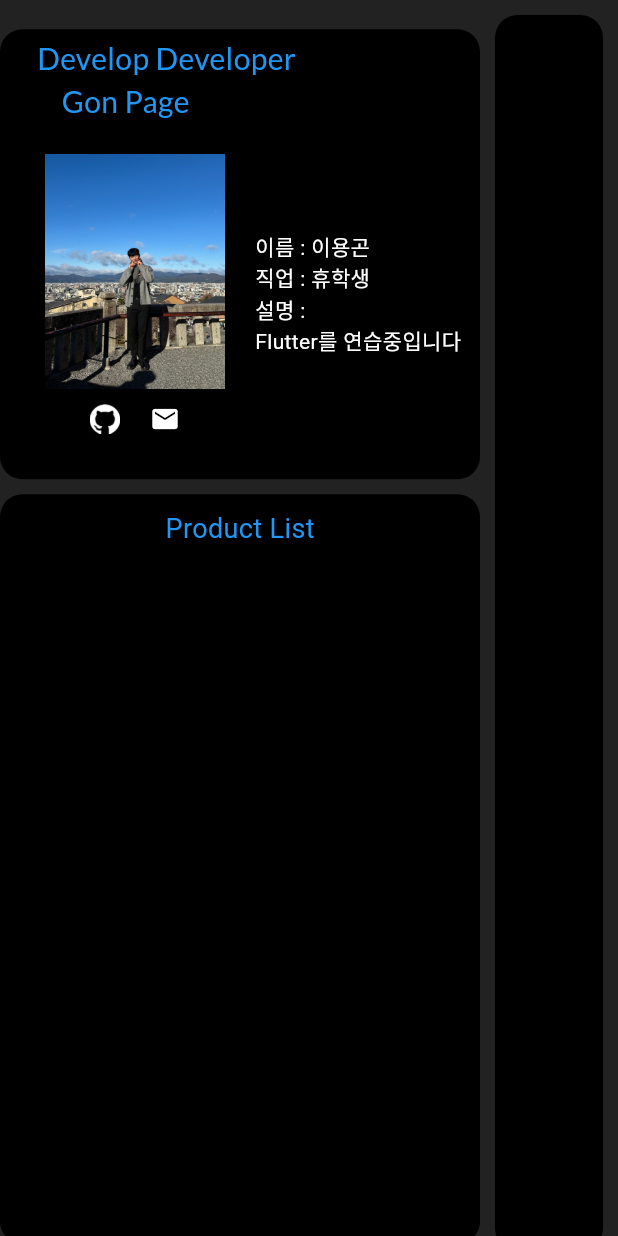
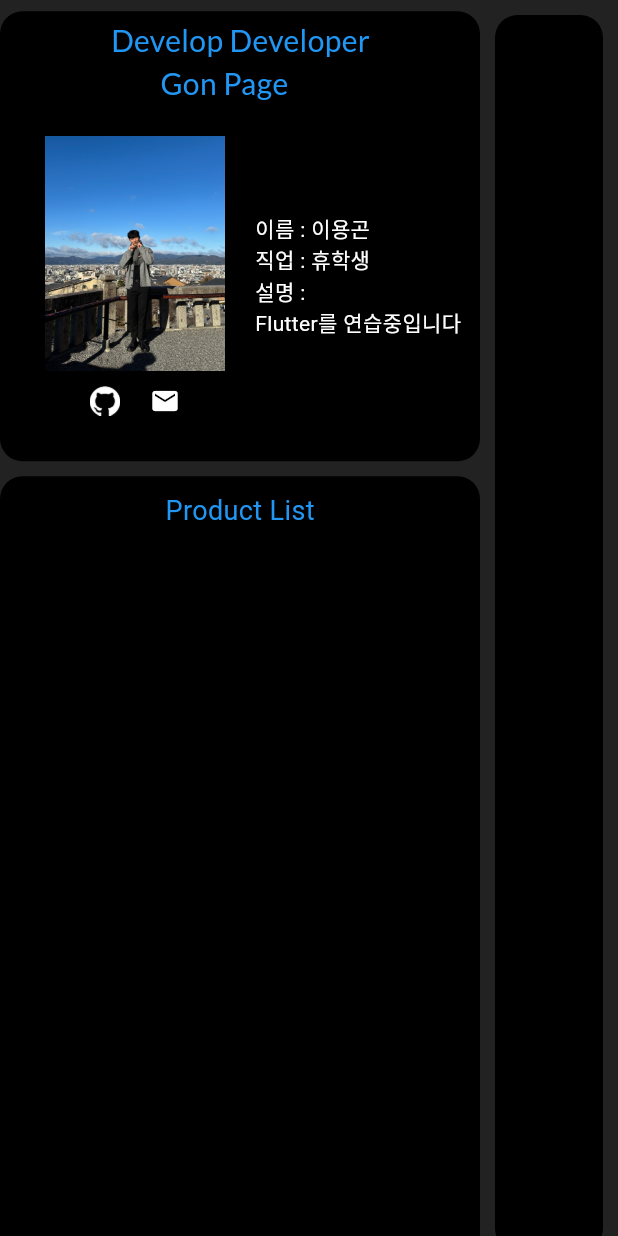
Before and after one commit to Leeyonggon/Homepage, a Flutter app: the screen it shows after launch, on a phone screen of 412 x 824 dp. Run offline on Flutter 3.47's test engine with Material 3 defaults, Android fonts, the phone set to English and light mode, and no system bars; our stand-ins replace flutter_svg, get, google_fonts; missing offline and left inert: dart:js.

Commit message:
container크기 조절

```diff
--- a/lib/screens/First/Introduce.dart
+++ b/lib/screens/First/Introduce.dart
@@ -40,7 +40,7 @@ class _IntroduceState extends State<Introduce> {
               height: 10,
             ),
             Text(
-              " \t\t\t\t Develop Developer  \n   \t\t\t    Gon Page",
+              " \t\t\t\t\t\t\t\t\t        Develop Developer  \n                   \t      Gon Page",
               style: GoogleFonts.lato(
                 color: Colors.blue,
                 fontSize: 20,
--- a/lib/screens/First/MainScreen.dart
+++ b/lib/screens/First/MainScreen.dart
@@ -11,8 +11,8 @@ late double width;
 class MScreen extends StatelessWidget {
   MScreen({super.key});
 
-  ScrollController Vscroll = ScrollController();
-  ScrollController Hscroll = ScrollController();
+  ScrollController VScroll = ScrollController();
+  ScrollController HScroll = ScrollController();
 
   @override
   Widget build(BuildContext context) {
@@ -24,15 +24,25 @@ class MScreen extends StatelessWidget {
         alignment: Alignment.topLeft,
         children: [
           SingleChildScrollView(
-            controller: Vscroll,
-            child: const Row(
+            controller: VScroll,
+            scrollDirection: Axis.vertical,
+            child: Row(
               children: [
-                Column(
+                Container(
+                  child: const SingleChildScrollView(
+                    scrollDirection: Axis.horizontal,
+                  ),
+                ),
+                const Column(
                   children: [Introduce(), ProductList()],
                 ),
                 Expanded(
                   child: Column(
-                    children: [ShowProduct()],
+                    children: [
+                      ShowProduct(
+                        HScorll: HScroll,
+                      )
+                    ],
                   ),
                 ),
               ],
--- a/lib/screens/First/Productlist.dart
+++ b/lib/screens/First/Productlist.dart
@@ -25,7 +25,7 @@ class _ProductListState extends State<ProductList> {
               const EdgeInsets.only(left: 30, top: 20, right: 30, bottom: 20),
           decoration: BoxDecoration(
               borderRadius: BorderRadius.circular(15), color: Colors.black),
-          height: 500,
+          height: h - 300,
           width: 320,
         ),
         const Column(
--- a/lib/screens/First/showproduct.dart
+++ b/lib/screens/First/showproduct.dart
@@ -3,7 +3,8 @@ import 'package:flutter/rendering.dart';
 import 'package:flutter/widgets.dart';
 
 class ShowProduct extends StatefulWidget {
-  const ShowProduct({super.key});
+  const ShowProduct({super.key, required this.HScorll});
+  final ScrollController HScorll;
 
   @override
   State<ShowProduct> createState() => _ShowProductState();
@@ -23,7 +24,7 @@ class _ShowProductState extends State<ShowProduct> {
           decoration: BoxDecoration(
               borderRadius: BorderRadius.circular(15), color: Colors.black),
           height: h,
-          width: 1200,
+          width: w - 320,
         )
       ],
     );
```
